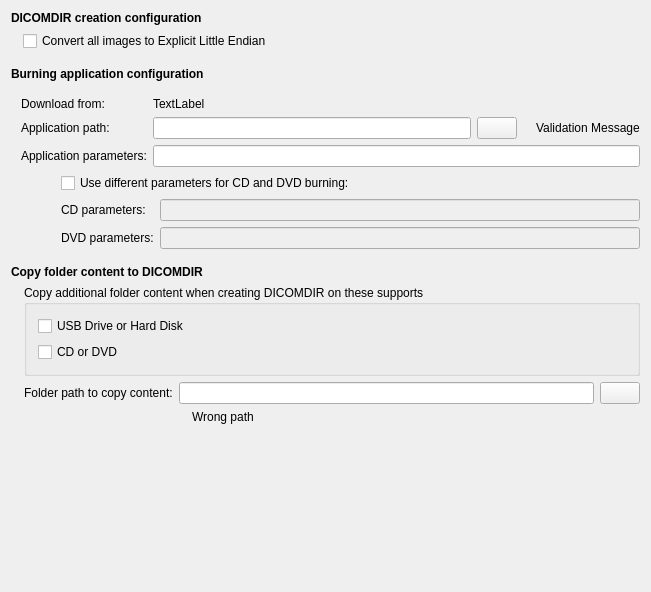
Old version of the form starviewer/src/inputoutput/qdicomdirconfigurationscreenbase.ui in the repository starviewer-medical/starviewer.
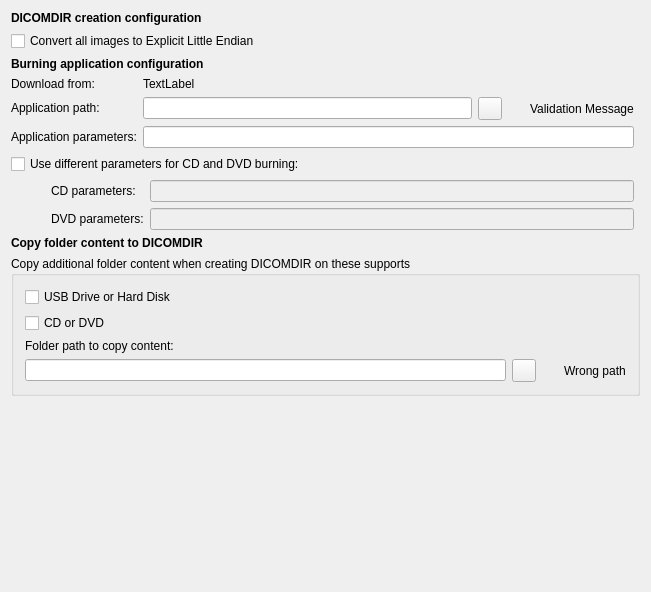
New version of the form. Icons and pictures are not drawn.

Commit message:
ENH: Unifying visual style.
Many changes have been carried out in order to improve the style.

QToolButtons have been replaced by QPushButtons in some dialogs.

Some new icons have been added.

Configuration dialog selecto has been modified in order to allow a
better display of the captions.

The edit to the form file:
```diff
--- a/starviewer/src/inputoutput/qdicomdirconfigurationscreenbase.ui
+++ b/starviewer/src/inputoutput/qdicomdirconfigurationscreenbase.ui
@@ -30,233 +30,9 @@
     <normaloff>:/images/icons/media-optical-dicom.svg</normaloff>:/images/icons/media-optical-dicom.svg</iconset>
   </property>
   <layout class="QGridLayout" name="gridLayout_2">
-   <item row="0" column="0">
-    <widget class="QLabel" name="label_2">
-     <property name="font">
-      <font>
-       <weight>75</weight>
-       <bold>true</bold>
-      </font>
-     </property>
-     <property name="text">
-      <string>DICOMDIR creation configuration</string>
-     </property>
-    </widget>
-   </item>
-   <item row="1" column="0">
-    <layout class="QHBoxLayout" name="horizontalLayout">
-     <property name="spacing">
-      <number>6</number>
-     </property>
-     <item>
-      <spacer name="horizontalSpacer">
-       <property name="orientation">
-        <enum>Qt::Horizontal</enum>
-       </property>
-       <property name="sizeType">
-        <enum>QSizePolicy::Fixed</enum>
-       </property>
-       <property name="sizeHint" stdset="0">
-        <size>
-         <width>12</width>
-         <height>20</height>
-        </size>
-       </property>
-      </spacer>
-     </item>
-     <item>
-      <widget class="QCheckBox" name="m_checkBoxConvertDICOMDIRImagesToLittleEndian">
-       <property name="text">
-        <string>Convert all images to Explicit Little Endian</string>
-       </property>
-      </widget>
-     </item>
-    </layout>
-   </item>
-   <item row="2" column="0">
-    <spacer name="verticalSpacer">
-     <property name="orientation">
-      <enum>Qt::Vertical</enum>
-     </property>
-     <property name="sizeType">
-      <enum>QSizePolicy::Fixed</enum>
-     </property>
-     <property name="sizeHint" stdset="0">
-      <size>
-       <width>20</width>
-       <height>10</height>
-      </size>
-     </property>
-    </spacer>
-   </item>
-   <item row="3" column="0">
-    <widget class="QLabel" name="label">
-     <property name="font">
-      <font>
-       <weight>75</weight>
-       <bold>true</bold>
-      </font>
-     </property>
-     <property name="text">
-      <string>Burning application configuration</string>
-     </property>
-    </widget>
-   </item>
-   <item row="4" column="0" colspan="2">
-    <layout class="QVBoxLayout">
-     <property name="leftMargin">
-      <number>10</number>
-     </property>
-     <property name="topMargin">
-      <number>10</number>
-     </property>
-     <item>
+   <item row="5" column="0">
       <layout class="QGridLayout">
-       <item row="1" column="0">
-        <widget class="QLabel" name="textLabel1_9">
-         <property name="sizePolicy">
-          <sizepolicy hsizetype="Preferred" vsizetype="Fixed">
-           <horstretch>0</horstretch>
-           <verstretch>0</verstretch>
-          </sizepolicy>
-         </property>
-         <property name="minimumSize">
-          <size>
-           <width>90</width>
-           <height>0</height>
-          </size>
-         </property>
-         <property name="text">
-          <string>Application path:</string>
-         </property>
-         <property name="textFormat">
-          <enum>Qt::RichText</enum>
-         </property>
-         <property name="alignment">
-          <set>Qt::AlignVCenter</set>
-         </property>
-        </widget>
-       </item>
-       <item row="1" column="1">
-        <layout class="QHBoxLayout">
-         <item>
-          <widget class="QLineEdit" name="m_textBurningApplicationPath">
-           <property name="enabled">
-            <bool>true</bool>
-           </property>
-          </widget>
-         </item>
-         <item>
-          <widget class="QPushButton" name="m_buttonExaminateBurningApplication">
-           <property name="toolTip">
-            <string>Examine disk to find the application</string>
-           </property>
-           <property name="text">
-            <string/>
-           </property>
-           <property name="icon">
-            <iconset resource="../main/main.qrc">
-             <normaloff>:/images/icons/document-open.svg</normaloff>:/images/icons/document-open.svg</iconset>
-           </property>
-          </widget>
-         </item>
-         <item>
-          <widget class="QLabel" name="m_burningApplicationPathValidationIcon">
-           <property name="pixmap">
-            <pixmap resource="../main/main.qrc">:/images/icons/emblem-warning.svg</pixmap>
-           </property>
-          </widget>
-         </item>
-         <item>
-          <widget class="QLabel" name="m_burningApplicationPathValidationLabel">
-           <property name="text">
-            <string>Validation Message</string>
-           </property>
-          </widget>
-         </item>
-        </layout>
-       </item>
-       <item row="2" column="0">
-        <widget class="QLabel" name="textLabel1_8">
-         <property name="minimumSize">
-          <size>
-           <width>120</width>
-           <height>0</height>
-          </size>
-         </property>
-         <property name="text">
-          <string>Application parameters:</string>
-         </property>
-        </widget>
-       </item>
-       <item row="2" column="1">
-        <widget class="QLineEdit" name="m_textBurningApplicationParameters"/>
-       </item>
-       <item row="0" column="0">
-        <widget class="QLabel" name="m_burningApplicationDownloadURLLabel">
-         <property name="text">
-          <string>Download from:</string>
-         </property>
-        </widget>
-       </item>
-       <item row="0" column="1">
-        <widget class="QLabel" name="m_burningApplicationDownloadURL">
-         <property name="text">
-          <string>TextLabel</string>
-         </property>
-         <property name="openExternalLinks">
-          <bool>true</bool>
-         </property>
-         <property name="textInteractionFlags">
-          <set>Qt::LinksAccessibleByMouse|Qt::TextSelectableByMouse</set>
-         </property>
-        </widget>
-       </item>
-      </layout>
-     </item>
-     <item>
-      <layout class="QHBoxLayout">
-       <item>
-        <spacer>
-         <property name="orientation">
-          <enum>Qt::Horizontal</enum>
-         </property>
-         <property name="sizeType">
-          <enum>QSizePolicy::Fixed</enum>
-         </property>
-         <property name="sizeHint" stdset="0">
-          <size>
-           <width>40</width>
-           <height>20</height>
-          </size>
-         </property>
-        </spacer>
-       </item>
-       <item>
-        <layout class="QVBoxLayout">
-         <item>
-          <widget class="QCheckBox" name="m_checkBoxHasDifferentCDDVDParameteres">
-           <property name="enabled">
-            <bool>true</bool>
-           </property>
-           <property name="text">
-            <string>Use different parameters for CD and DVD burning:</string>
-           </property>
-          </widget>
-         </item>
-         <item>
-          <layout class="QGridLayout">
-           <item row="0" column="0">
-            <widget class="QLabel" name="labelCDParameters">
-             <property name="enabled">
-              <bool>true</bool>
-             </property>
-             <property name="text">
-              <string>CD parameters:</string>
-             </property>
-            </widget>
-           </item>
-           <item row="0" column="1">
+     <item row="1" column="2">
             <widget class="QLineEdit" name="m_textBurningApplicationCDParameters">
              <property name="enabled">
               <bool>false</bool>
@@ -275,7 +51,30 @@
              </property>
             </widget>
            </item>
-           <item row="1" column="0">
+     <item row="2" column="2">
+      <widget class="QLineEdit" name="m_textBurningApplicationDVDParameters">
+       <property name="enabled">
+        <bool>false</bool>
+       </property>
+       <property name="sizePolicy">
+        <sizepolicy hsizetype="Expanding" vsizetype="Fixed">
+         <horstretch>0</horstretch>
+         <verstretch>0</verstretch>
+        </sizepolicy>
+       </property>
+      </widget>
+     </item>
+     <item row="1" column="1">
+      <widget class="QLabel" name="labelCDParameters">
+       <property name="enabled">
+        <bool>true</bool>
+       </property>
+       <property name="text">
+        <string>CD parameters:</string>
+       </property>
+      </widget>
+     </item>
+     <item row="2" column="1">
             <widget class="QLabel" name="labelDVDParameteres">
              <property name="enabled">
               <bool>true</bool>
@@ -285,77 +84,25 @@
              </property>
             </widget>
            </item>
-           <item row="1" column="1">
-            <widget class="QLineEdit" name="m_textBurningApplicationDVDParameters">
-             <property name="enabled">
-              <bool>false</bool>
-             </property>
-             <property name="sizePolicy">
-              <sizepolicy hsizetype="Expanding" vsizetype="Fixed">
-               <horstretch>0</horstretch>
-               <verstretch>0</verstretch>
-              </sizepolicy>
-             </property>
-            </widget>
-           </item>
-          </layout>
-         </item>
-        </layout>
-       </item>
-      </layout>
-     </item>
-    </layout>
-   </item>
-   <item row="5" column="0">
-    <spacer name="verticalSpacer_2">
+     <item row="1" column="0" rowspan="2">
+      <spacer>
      <property name="orientation">
-      <enum>Qt::Vertical</enum>
+        <enum>Qt::Horizontal</enum>
      </property>
      <property name="sizeType">
       <enum>QSizePolicy::Fixed</enum>
      </property>
      <property name="sizeHint" stdset="0">
       <size>
-       <width>20</width>
-       <height>10</height>
+         <width>40</width>
+         <height>20</height>
       </size>
      </property>
     </spacer>
    </item>
-   <item row="6" column="0">
-    <widget class="QLabel" name="label_3">
-     <property name="font">
-      <font>
-       <weight>75</weight>
-       <bold>true</bold>
-      </font>
-     </property>
-     <property name="text">
-      <string>Copy folder content to DICOMDIR</string>
-     </property>
-    </widget>
+    </layout>
    </item>
    <item row="7" column="0" colspan="2">
-    <layout class="QVBoxLayout" name="verticalLayout">
-     <item>
-      <layout class="QHBoxLayout" name="horizontalLayout_2">
-       <item>
-        <spacer name="horizontalSpacer_3">
-         <property name="orientation">
-          <enum>Qt::Horizontal</enum>
-         </property>
-         <property name="sizeType">
-          <enum>QSizePolicy::Fixed</enum>
-         </property>
-         <property name="sizeHint" stdset="0">
-          <size>
-           <width>13</width>
-           <height>20</height>
-          </size>
-         </property>
-        </spacer>
-       </item>
-       <item>
         <widget class="QGroupBox" name="groupBox">
          <property name="sizePolicy">
           <sizepolicy hsizetype="Preferred" vsizetype="Preferred">
@@ -381,30 +128,7 @@
             </property>
            </widget>
           </item>
-         </layout>
-        </widget>
-       </item>
-      </layout>
-     </item>
      <item>
-      <layout class="QGridLayout" name="gridLayout_3">
-       <item row="0" column="0">
-        <spacer name="horizontalSpacer_2">
-         <property name="orientation">
-          <enum>Qt::Horizontal</enum>
-         </property>
-         <property name="sizeType">
-          <enum>QSizePolicy::Fixed</enum>
-         </property>
-         <property name="sizeHint" stdset="0">
-          <size>
-           <width>13</width>
-           <height>20</height>
-          </size>
-         </property>
-        </spacer>
-       </item>
-       <item row="0" column="1">
         <widget class="QLabel" name="textLabel1_10">
          <property name="sizePolicy">
           <sizepolicy hsizetype="Preferred" vsizetype="Fixed">
@@ -429,15 +153,17 @@
          </property>
         </widget>
        </item>
-       <item row="0" column="2">
+      <item>
+       <layout class="QHBoxLayout" name="horizontalLayout_3">
+        <item>
         <widget class="QLineEdit" name="m_textDICOMDIRFolderPathToCopy">
          <property name="enabled">
           <bool>true</bool>
          </property>
         </widget>
        </item>
-       <item row="0" column="3">
-        <widget class="QPushButton" name="m_buttonExaminateDICOMDIRFolderPathToCopy">
+        <item>
+         <widget class="QToolButton" name="m_buttonExaminateDICOMDIRFolderPathToCopy">
          <property name="enabled">
           <bool>true</bool>
          </property>
@@ -453,15 +179,22 @@
          </property>
         </widget>
        </item>
-       <item row="1" column="2">
-        <layout class="QHBoxLayout" name="horizontalLayout_3">
          <item>
           <widget class="QLabel" name="m_copyFolderContentValidationIcon">
-           <property name="sizePolicy">
-            <sizepolicy hsizetype="Fixed" vsizetype="Preferred">
-             <horstretch>0</horstretch>
-             <verstretch>0</verstretch>
-            </sizepolicy>
+          <property name="minimumSize">
+           <size>
+            <width>16</width>
+            <height>16</height>
+           </size>
+          </property>
+          <property name="maximumSize">
+           <size>
+            <width>16</width>
+            <height>16</height>
+           </size>
+          </property>
+          <property name="styleSheet">
+           <string notr="true">image: url(:/images/icons/emblem-warning.svg);</string>
            </property>
            <property name="text">
             <string/>
@@ -481,10 +214,181 @@
         </layout>
        </item>
       </layout>
-     </item>
-    </layout>
-   </item>
-   <item row="8" column="1">
+    </widget>
+   </item>
+   <item row="3" column="0">
+    <layout class="QGridLayout">
+     <item row="1" column="0">
+      <widget class="QLabel" name="textLabel1_9">
+       <property name="sizePolicy">
+        <sizepolicy hsizetype="Preferred" vsizetype="Fixed">
+         <horstretch>0</horstretch>
+         <verstretch>0</verstretch>
+        </sizepolicy>
+       </property>
+       <property name="minimumSize">
+        <size>
+         <width>90</width>
+         <height>0</height>
+        </size>
+       </property>
+       <property name="text">
+        <string>Application path:</string>
+       </property>
+       <property name="textFormat">
+        <enum>Qt::RichText</enum>
+       </property>
+       <property name="alignment">
+        <set>Qt::AlignVCenter</set>
+       </property>
+      </widget>
+     </item>
+     <item row="2" column="1">
+      <widget class="QLineEdit" name="m_textBurningApplicationParameters"/>
+     </item>
+     <item row="0" column="1">
+      <widget class="QLabel" name="m_burningApplicationDownloadURL">
+       <property name="text">
+        <string>TextLabel</string>
+       </property>
+       <property name="openExternalLinks">
+        <bool>true</bool>
+       </property>
+       <property name="textInteractionFlags">
+        <set>Qt::LinksAccessibleByMouse|Qt::TextSelectableByMouse</set>
+       </property>
+      </widget>
+     </item>
+     <item row="0" column="0">
+      <widget class="QLabel" name="m_burningApplicationDownloadURLLabel">
+       <property name="text">
+        <string>Download from:</string>
+       </property>
+      </widget>
+     </item>
+     <item row="2" column="0">
+      <widget class="QLabel" name="textLabel1_8">
+       <property name="minimumSize">
+        <size>
+         <width>120</width>
+         <height>0</height>
+        </size>
+       </property>
+       <property name="text">
+        <string>Application parameters:</string>
+       </property>
+      </widget>
+     </item>
+     <item row="1" column="1">
+      <layout class="QHBoxLayout">
+       <item>
+        <widget class="QLineEdit" name="m_textBurningApplicationPath">
+         <property name="enabled">
+          <bool>true</bool>
+         </property>
+        </widget>
+       </item>
+       <item>
+        <widget class="QToolButton" name="m_buttonExaminateBurningApplication">
+         <property name="toolTip">
+          <string>Examine disk to find the application</string>
+         </property>
+         <property name="text">
+          <string/>
+         </property>
+         <property name="icon">
+          <iconset resource="../main/main.qrc">
+           <normaloff>:/images/icons/document-open.svg</normaloff>:/images/icons/document-open.svg</iconset>
+         </property>
+        </widget>
+       </item>
+       <item>
+        <widget class="QLabel" name="m_burningApplicationPathValidationIcon">
+         <property name="minimumSize">
+          <size>
+           <width>16</width>
+           <height>16</height>
+          </size>
+         </property>
+         <property name="maximumSize">
+          <size>
+           <width>16</width>
+           <height>16</height>
+          </size>
+         </property>
+         <property name="styleSheet">
+          <string notr="true">image: url(:/images/icons/emblem-warning.svg);</string>
+         </property>
+        </widget>
+       </item>
+       <item>
+        <widget class="QLabel" name="m_burningApplicationPathValidationLabel">
+         <property name="text">
+          <string>Validation Message</string>
+         </property>
+        </widget>
+       </item>
+      </layout>
+     </item>
+    </layout>
+   </item>
+   <item row="2" column="0">
+    <widget class="QLabel" name="label">
+     <property name="font">
+      <font>
+       <weight>75</weight>
+       <bold>true</bold>
+      </font>
+     </property>
+     <property name="text">
+      <string>Burning application configuration</string>
+     </property>
+    </widget>
+   </item>
+   <item row="1" column="0">
+    <widget class="QCheckBox" name="m_checkBoxConvertDICOMDIRImagesToLittleEndian">
+     <property name="text">
+      <string>Convert all images to Explicit Little Endian</string>
+     </property>
+    </widget>
+   </item>
+   <item row="0" column="0">
+    <widget class="QLabel" name="label_2">
+     <property name="font">
+      <font>
+       <weight>75</weight>
+       <bold>true</bold>
+      </font>
+     </property>
+     <property name="text">
+      <string>DICOMDIR creation configuration</string>
+     </property>
+    </widget>
+   </item>
+   <item row="6" column="0">
+    <widget class="QLabel" name="label_3">
+     <property name="font">
+      <font>
+       <weight>75</weight>
+       <bold>true</bold>
+      </font>
+     </property>
+     <property name="text">
+      <string>Copy folder content to DICOMDIR</string>
+     </property>
+    </widget>
+   </item>
+   <item row="4" column="0">
+    <widget class="QCheckBox" name="m_checkBoxHasDifferentCDDVDParameteres">
+     <property name="enabled">
+      <bool>true</bool>
+     </property>
+     <property name="text">
+      <string>Use different parameters for CD and DVD burning:</string>
+     </property>
+    </widget>
+   </item>
+   <item row="8" column="0">
     <spacer>
      <property name="orientation">
       <enum>Qt::Vertical</enum>
```
Left out of the diff: 7 changed lines with no effect on the pictures. Lines whose indentation alone changed are shown as unchanged. The commit also changes 37 other files.
